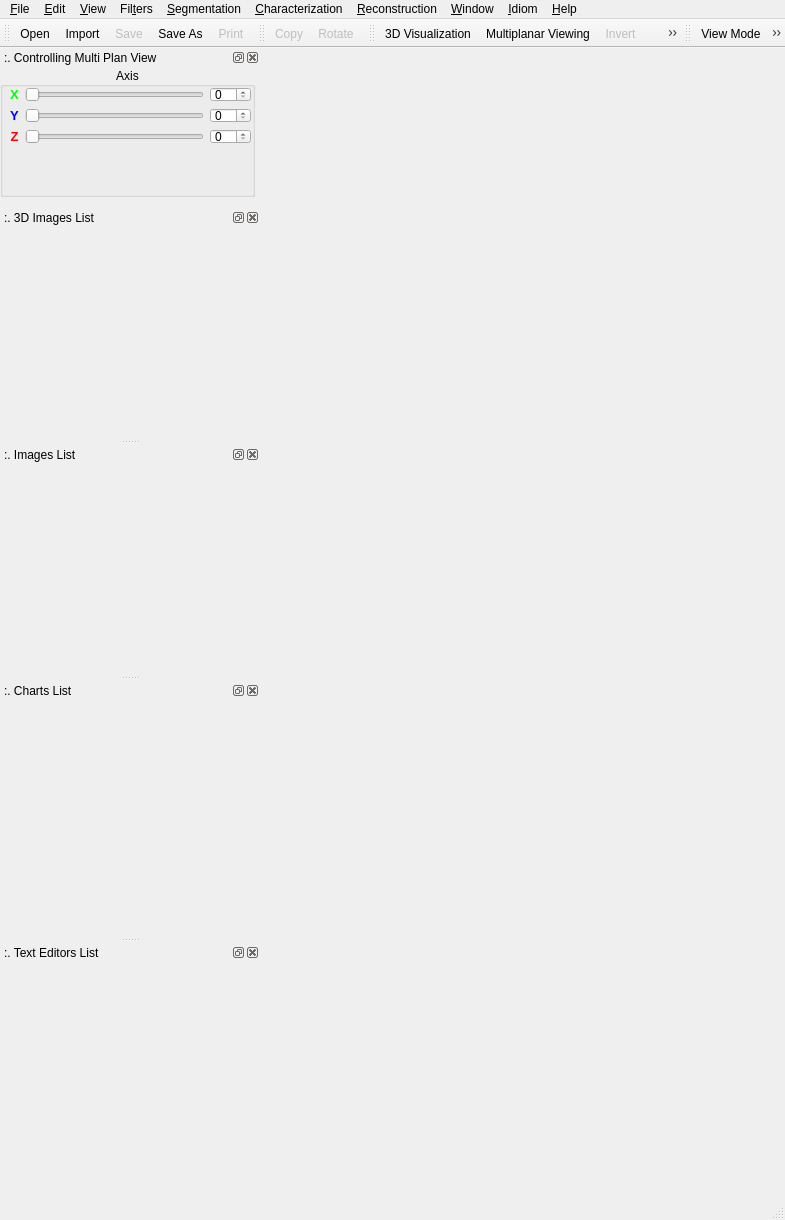
Above: src/lvpinterface.ui from ldsc/lvp before the change. Below: the same form after it.
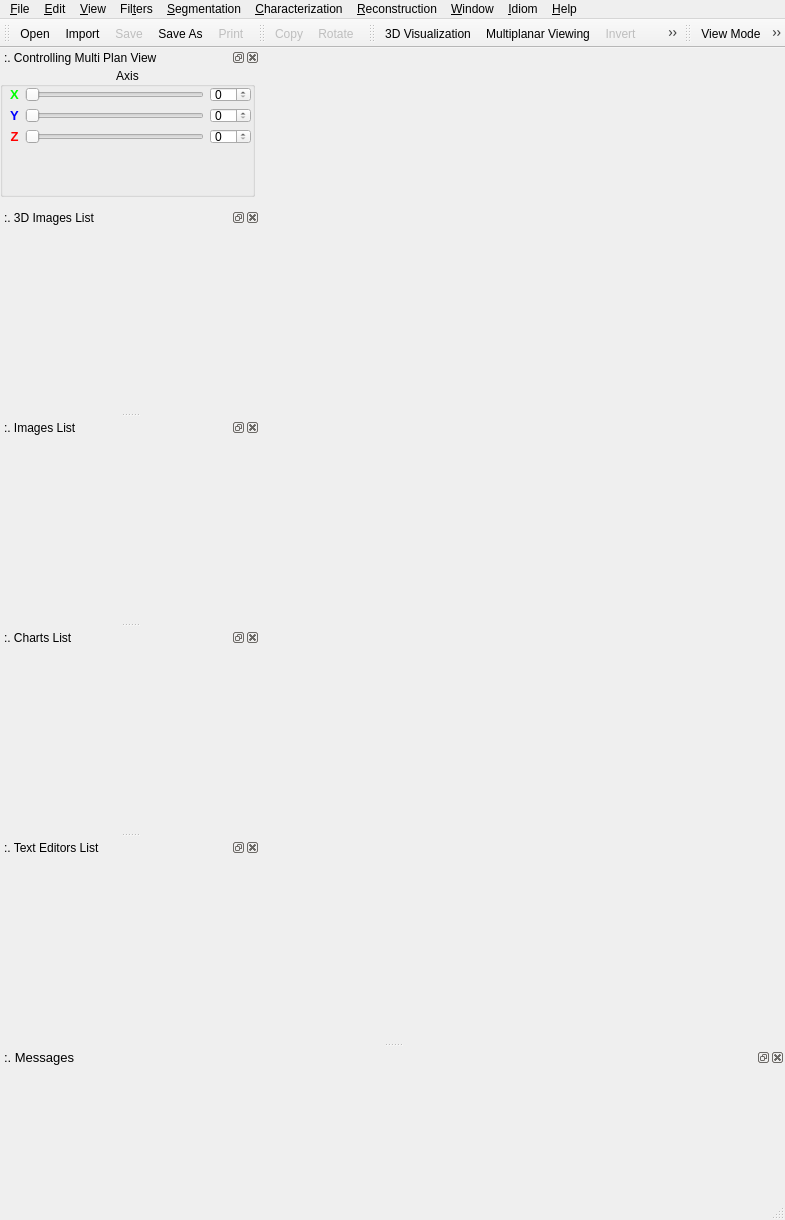
That is the form after the change. Icons and pictures are not drawn.

```diff
--- a/src/lvpinterface.ui
+++ b/src/lvpinterface.ui
@@ -541,7 +541,7 @@
    <property name="minimumSize">
     <size>
      <width>228</width>
-     <height>226</height>
+     <height>200</height>
     </size>
    </property>
    <property name="maximumSize">
@@ -593,7 +593,7 @@
    <property name="minimumSize">
     <size>
      <width>228</width>
-     <height>226</height>
+     <height>200</height>
     </size>
    </property>
    <property name="maximumSize">
@@ -642,7 +642,7 @@
    <property name="minimumSize">
     <size>
      <width>260</width>
-     <height>250</height>
+     <height>200</height>
     </size>
    </property>
    <property name="maximumSize">
@@ -687,7 +687,7 @@
    <property name="minimumSize">
     <size>
      <width>260</width>
-     <height>250</height>
+     <height>200</height>
     </size>
    </property>
    <property name="maximumSize">
@@ -722,6 +722,29 @@
    </attribute>
    <widget class="QWidget" name="dockWidgetContentsListaTextEditor"/>
   </widget>
+  <widget class="QDockWidget" name="dockWidgetMessages">
+   <property name="minimumSize">
+    <size>
+     <width>58</width>
+     <height>150</height>
+    </size>
+   </property>
+   <property name="font">
+    <font>
+     <pointsize>10</pointsize>
+    </font>
+   </property>
+   <property name="allowedAreas">
+    <set>Qt::BottomDockWidgetArea</set>
+   </property>
+   <property name="windowTitle">
+    <string>:. Messages</string>
+   </property>
+   <attribute name="dockWidgetArea">
+    <number>8</number>
+   </attribute>
+   <widget class="QWidget" name="dockWidgetContentsMessages"/>
+  </widget>
   <action name="actionOpen">
    <property name="icon">
     <iconset resource="application.qrc">
```
Left out of the diff: 1 changed line with no effect on the pictures.
